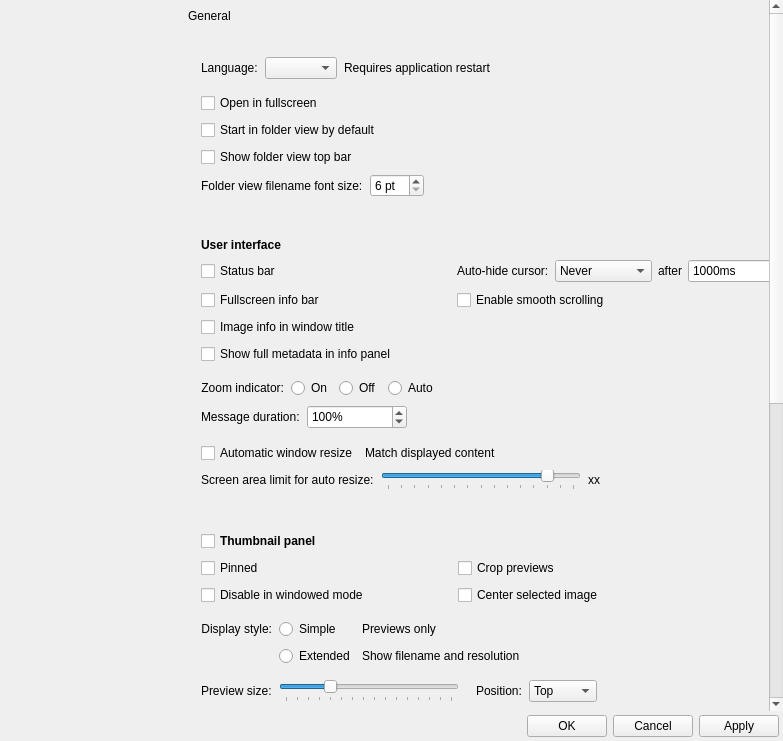
Qt form src/gui/dialogs/settingsdialog.ui (do-i/thumbgrid) before a commit.
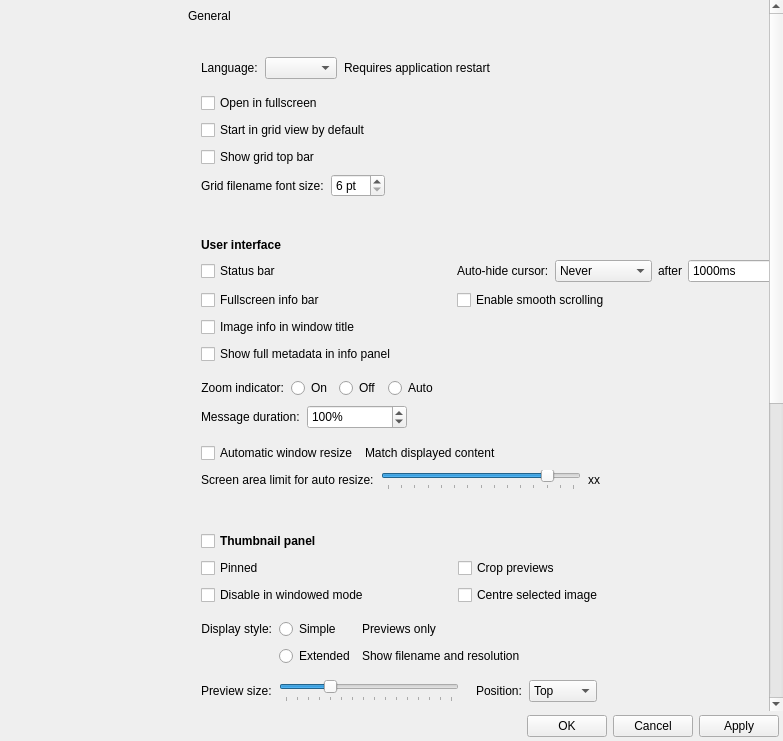
The same form after that commit. Custom widgets are drawn as their Qt base class.

The edit to the form file:
```diff
--- a/src/gui/dialogs/settingsdialog.ui
+++ b/src/gui/dialogs/settingsdialog.ui
@@ -480,14 +480,14 @@
                     <item>
                      <widget class="QCheckBox" name="startInFolderViewCheckBox">
                       <property name="text">
-                       <string>Start in folder view by default</string>
+                       <string>Start in grid view by default</string>
                       </property>
                      </widget>
                     </item>
                     <item>
                      <widget class="QCheckBox" name="folderViewTopBarCheckBox">
                       <property name="text">
-                       <string>Show folder view top bar</string>
+                       <string>Show grid top bar</string>
                       </property>
                      </widget>
                     </item>
@@ -508,7 +508,7 @@
                       <item>
                        <widget class="QLabel" name="folderViewFontSizeLabel">
                         <property name="text">
-                         <string>Folder view filename font size:</string>
+                         <string>Grid filename font size:</string>
                         </property>
                        </widget>
                       </item>
@@ -1278,7 +1278,7 @@
                        <item row="1" column="1">
                         <widget class="QCheckBox" name="panelCenterSelectionCheckBox">
                          <property name="text">
-                          <string>Center selected image</string>
+                          <string>Centre selected image</string>
                          </property>
                         </widget>
                        </item>
```
Left out of the diff: 34 changed lines with no effect on the pictures.
